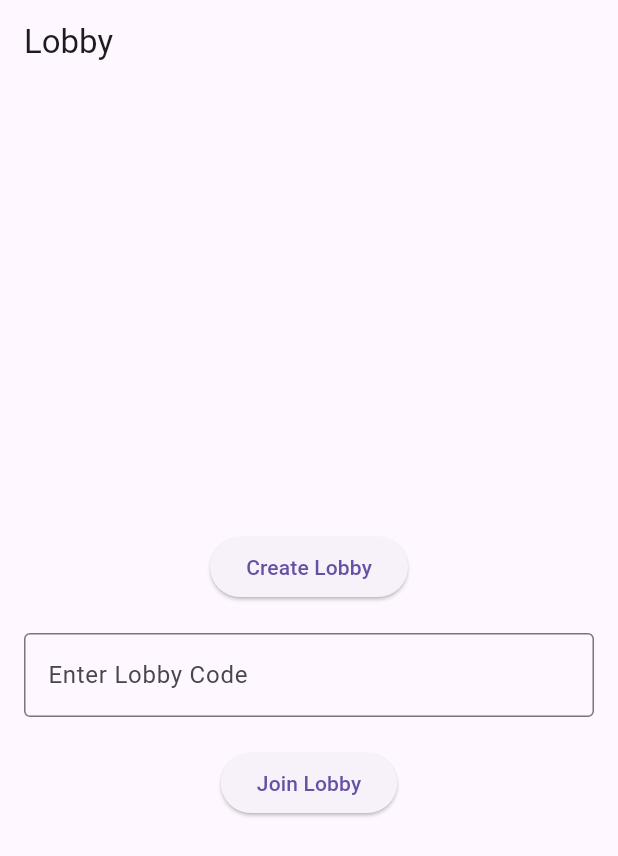
After one commit to lutaii/ttt-mobile-app, a Flutter app: the screen it shows after launch, on a phone screen of 412 x 824 dp. The commit adds this screen. Shown: the top 856 px of the screen. Run offline on Flutter 3.47's test engine with Material 3 defaults, Android fonts, the phone set to English and light mode, and no system bars; our stand-ins replace firebase_auth, firebase_core, logger; accounts and stored records are empty; network calls fail; statements that could not run were skipped.

Commit message:
Add lobby logic and backend integration

```diff
--- a/lib/main.dart
+++ b/lib/main.dart
@@ -4,8 +4,10 @@ import 'package:flutter/material.dart';
 import 'package:logger/logger.dart';
 import 'package:provider/provider.dart';
 import 'package:ttt_mobile_app/models/four_in_a_row_model.dart';
+import 'package:ttt_mobile_app/providers/lobby_provider.dart';
 import 'package:ttt_mobile_app/screens/four_in_a_row_screen.dart';
 import 'package:ttt_mobile_app/screens/game_screen.dart';
+import 'package:ttt_mobile_app/screens/lobby_screen.dart';
 
 import 'models/tic_tie_toe_model.dart';
 
@@ -14,7 +16,7 @@ void main() async {
   await Firebase.initializeApp();
   runApp(
     ChangeNotifierProvider(
-      create: (context) => FourInARowLimitedModel(),
+      create: (context) => LobbyProvider(),
       child: MyApp(),
     ),
   );
@@ -54,9 +56,6 @@ class _MyAppState extends State<MyApp> {
 
   @override
   Widget build(BuildContext context) {
-    return MaterialApp(
-      title: 'Tic Tac Toe Online',
-      home: FourInARowLimitedScreen(),
-    );
+    return MaterialApp(title: 'Tic Tac Toe Online', home: LobbyScreen());
   }
 }
--- /dev/null
+++ b/lib/providers/lobby_provider.dart
@@ -0,0 +1,51 @@
+// ignore_for_file: public_member_api_docs, sort_constructors_first
+import 'package:flutter/material.dart';
+import 'package:ttt_mobile_app/services/auth_service.dart';
+import 'package:ttt_mobile_app/services/lobby_service.dart';
+
+class LobbyProvider extends ChangeNotifier {
+  String? firebaseUid;
+  String? lobbyCode;
+  String? message;
+
+  LobbyProvider() {
+    init();
+  }
+
+  Future<void> init() async {
+    firebaseUid = await AuthService.getFirebaseUid();
+    notifyListeners();
+  }
+
+  Future<void> createLobby() async {
+    if (firebaseUid == null) {
+      message = 'Failed to create a lobby';
+      notifyListeners();
+      return;
+    }
+    final result = await LobbyService.createLobby(firebaseUid!);
+    if (result != null && result.containsKey('code')) {
+      lobbyCode = result['code'];
+      message = 'Lobby created with code: $lobbyCode';
+    } else {
+      message = 'Failed to create a lobby';
+    }
+    notifyListeners();
+  }
+
+  Future<void> joinLobby(String code) async {
+    if (firebaseUid == null) {
+      message = 'Failed to create a lobby';
+      notifyListeners();
+      return;
+    }
+    final result = await LobbyService.joinLobby(code, firebaseUid!);
+    if (result != null) {
+      lobbyCode = code;
+      message = 'Joined lobby: $code';
+    } else {
+      message = 'Failed to join room';
+    }
+    notifyListeners();
+  }
+}
--- /dev/null
+++ b/lib/screens/lobby_screen.dart
@@ -0,0 +1,62 @@
+import 'package:flutter/material.dart';
+import 'package:provider/provider.dart';
+import '../providers/lobby_provider.dart';
+
+class LobbyScreen extends StatelessWidget {
+  final TextEditingController joinController = TextEditingController();
+
+  LobbyScreen({super.key});
+
+  @override
+  Widget build(BuildContext context) {
+    return Scaffold(
+      appBar: AppBar(title: Text('Lobby')),
+      body: Consumer<LobbyProvider>(
+        builder: (context, lobbyProvider, child) {
+          return Center(
+            child: Column(
+              mainAxisAlignment: MainAxisAlignment.center,
+              children: [
+                if (lobbyProvider.message != null)
+                  Text(lobbyProvider.message!, style: TextStyle(fontSize: 18)),
+                SizedBox(height: 20),
+                ElevatedButton(
+                  onPressed: () {
+                    lobbyProvider.createLobby();
+                  },
+                  child: Text('Create Lobby'),
+                ),
+                SizedBox(height: 20),
+                Padding(
+                  padding: const EdgeInsets.symmetric(horizontal: 16.0),
+                  child: TextField(
+                    controller: joinController,
+                    decoration: InputDecoration(
+                      border: OutlineInputBorder(),
+                      labelText: 'Enter Lobby Code',
+                    ),
+                  ),
+                ),
+                SizedBox(height: 20),
+                ElevatedButton(
+                  onPressed: () {
+                    final code = joinController.text.trim();
+                    if (code.isNotEmpty) {
+                      lobbyProvider.joinLobby(code);
+                    }
+                  },
+                  child: Text('Join Lobby'),
+                ),
+                if (lobbyProvider.lobbyCode != null)
+                  Padding(
+                    padding: const EdgeInsets.all(8.0),
+                    child: Text('Your Lobby Code: ${lobbyProvider.lobbyCode}'),
+                  ),
+              ],
+            ),
+          );
+        },
+      ),
+    );
+  }
+}
--- /dev/null
+++ b/lib/services/auth_service.dart
@@ -0,0 +1,13 @@
+import 'package:firebase_auth/firebase_auth.dart';
+
+class AuthService {
+  static Future<String?> getFirebaseUid() async {
+    User? user = FirebaseAuth.instance.currentUser;
+    if (user == null) {
+      UserCredential userCredential =
+          await FirebaseAuth.instance.signInAnonymously();
+      user = userCredential.user;
+    }
+    return user?.uid;
+  }
+}
--- /dev/null
+++ b/lib/services/lobby_service.dart
@@ -0,0 +1,43 @@
+import 'dart:convert';
+
+import 'package:http/http.dart' as http;
+import 'package:ttt_mobile_app/main.dart';
+
+class LobbyService {
+  static const String baseUrl = 'http://localhost:3000';
+
+  static Future<Map<String, dynamic>?> createLobby(String firebaseUid) async {
+    final url = Uri.parse('$baseUrl/lobby');
+    final response = await http.post(
+      url,
+      headers: {'Content-Type': 'application/json'},
+      body: jsonEncode({'uid': firebaseUid}),
+    );
+
+    if (response.statusCode == 201) {
+      return jsonDecode(response.body);
+    } else {
+      logger.d('Error creating lobby: ${response.body}');
+    }
+    return null;
+  }
+
+  static Future<Map<String, dynamic>?> joinLobby(
+    String lobbyCode,
+    String firebaseUid,
+  ) async {
+    final url = Uri.parse('$baseUrl/lobby/$lobbyCode/join');
+    final response = await http.post(
+      url,
+      headers: {'Content-Type': 'application/json'},
+      body: jsonEncode({'uid': firebaseUid}),
+    );
+
+    if (response.statusCode == 200) {
+      return jsonDecode(response.body);
+    } else {
+      logger.d('Error joining lobby: ${response.body}');
+    }
+    return null;
+  }
+}
--- a/pubspec.yaml
+++ b/pubspec.yaml
@@ -17,6 +17,7 @@ dependencies:
   firebase_auth: ^5.5.1
   logger: ^2.5.0
   provider: ^6.1.2
+  http: ^1.3.0
 
 dev_dependencies:
   flutter_test:
```
Also changed, not shown: pubspec.lock.
